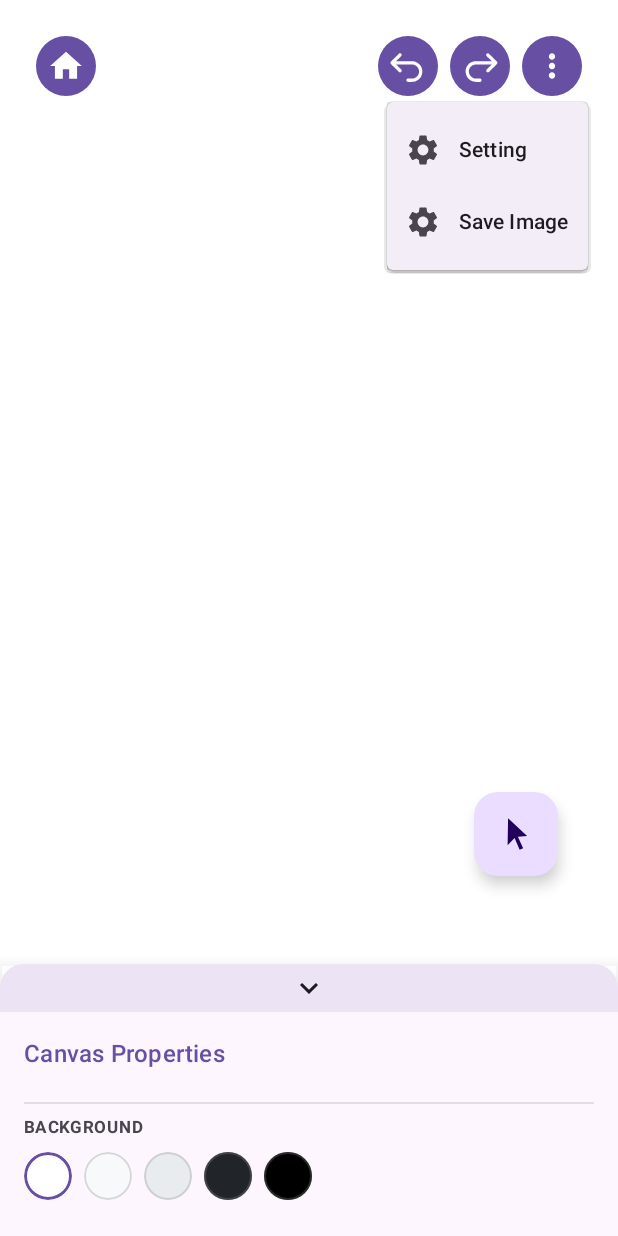
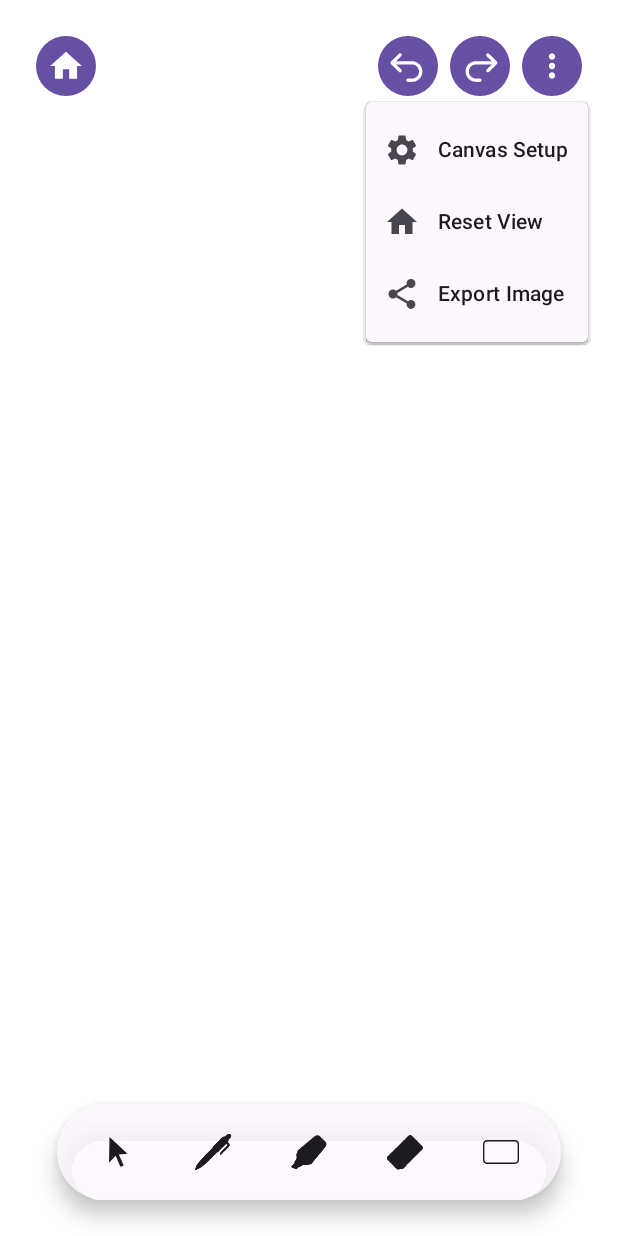
Before and after one commit to Alyasa62/drawing-thoughts-KMP, an Android app built with Jetpack Compose: the screen it shows after launch (MainActivity), after a tap on "More options", on a phone screen of 412 x 824 dp. Run offline under Robolectric (Android 15) with nearby library versions, the phone set to English and light mode, and no system bars; our stand-ins replace Compose Multiplatform resources, Room's generated code; 5 statements that could not run were skipped.

Commit message:
feat: implement whiteboard screen with drawing, viewport controls, and UI components.

```diff
--- a/composeApp/src/commonMain/kotlin/org/example/project/domain/model/DrawingTool.kt
+++ b/composeApp/src/commonMain/kotlin/org/example/project/domain/model/DrawingTool.kt
@@ -37,5 +37,13 @@ enum class DrawingTool(
     RECTANGLE_FILLED(Res.drawable.ic_rectangle_filled),
     TRIANGLE_OUTLINED(Res.drawable.ic_triangle_outline),
     TRIANGLE_FILLED(Res.drawable.ic_triangle_filled),
-    HAND(Res.drawable.ic_selector_cursor)
+    HAND(Res.drawable.ic_selector_cursor);
+
+    fun isShape(): Boolean {
+        return this == LINE_PLANE || this == LINE_DOTTED ||
+               this == ARROW_ONE_SIDED || this == ARROW_TWO_SIDED ||
+               this == CIRCLE_OUTLINED || this == CIRCLE_FILLED ||
+               this == RECTANGLE_OUTLINED || this == RECTANGLE_FILLED ||
+               this == TRIANGLE_OUTLINED || this == TRIANGLE_FILLED
+    }
 }
--- a/composeApp/src/commonMain/kotlin/org/example/project/presentation/whiteboard/WhiteBoardScreen.kt
+++ b/composeApp/src/commonMain/kotlin/org/example/project/presentation/whiteboard/WhiteBoardScreen.kt
@@ -11,11 +11,21 @@ import androidx.compose.foundation.layout.Column
 import androidx.compose.foundation.layout.Row
 import androidx.compose.foundation.layout.fillMaxSize
 import androidx.compose.foundation.layout.padding
+import androidx.compose.foundation.layout.fillMaxSize
+import androidx.compose.foundation.layout.height
+import androidx.compose.foundation.layout.padding
 import androidx.compose.foundation.layout.size
+import androidx.compose.foundation.layout.width
+import androidx.compose.foundation.layout.Arrangement
+import androidx.compose.foundation.layout.fillMaxWidth
+import androidx.compose.ui.zIndex
+import androidx.compose.foundation.shape.CircleShape
 import androidx.compose.foundation.shape.CircleShape
 import androidx.compose.material3.AlertDialog
 import androidx.compose.material3.Button
+import androidx.compose.material3.MaterialTheme
 import androidx.compose.material3.Slider
+import androidx.compose.material3.Surface
 import androidx.compose.material3.Text
 import androidx.compose.runtime.Composable
 import androidx.compose.runtime.getValue
@@ -43,6 +53,7 @@ import kotlin.math.min
 import kotlin.math.max
 import androidx.compose.runtime.rememberCoroutineScope
 import kotlinx.coroutines.launch
+import kotlinx.coroutines.delay
 import androidx.compose.ui.graphics.rememberGraphicsLayer
 import androidx.compose.ui.draw.drawWithContent
 import androidx.compose.ui.graphics.layer.drawLayer
@@ -55,6 +66,10 @@ fun WhiteBoardScreen(
     onEvent: (WhiteBoardEvent) -> Unit,
     imageSaver: org.example.project.utils.PlatformImageSaver
 ) {
+    var showCanvasSetup by remember { mutableStateOf(false) }
+    var showColorPicker by remember { mutableStateOf(false) }
+    var showStrokeSlider by remember { mutableStateOf(false) }
+
     val viewportZoom = state.zoom
     val viewportPan = state.pan
 
@@ -167,8 +182,11 @@ fun WhiteBoardScreen(
                 onHomeIconClick = { },
                 onUndoIconClick = { onEvent(WhiteBoardEvent.OnUndo) },
                 onRedoIconClick = { onEvent(WhiteBoardEvent.OnRedo) },
-                onSettingsClick = { },
-                onSaveClick = {
+                onCanvasSetupClick = { showCanvasSetup = true },
+                onResetViewClick = {
+                     onEvent(WhiteBoardEvent.OnViewportChange(1f, androidx.compose.ui.geometry.Offset.Zero))
+                },
+                onExportClick = {
                     coroutineScope.launch {
                         val bitmap = graphicsLayer.toImageBitmap()
                         val result = imageSaver.saveImage(bitmap)
@@ -177,40 +195,131 @@ fun WhiteBoardScreen(
                 }
             )
 
-            // UNIFIED INSPECTOR (Responsive)
-            // It overlays everything at the appropriate position
-             org.example.project.presentation.whiteboard.component.inspector.ResponsiveInspector(
+            // --- DIALOGS & OVERLAYS ---
+            if (showCanvasSetup) {
+                 // Simple Dialog for Canvas Settings
+                 androidx.compose.material3.AlertDialog(
+                     onDismissRequest = { showCanvasSetup = false },
+                     title = { Text("Canvas Setup") },
+                     text = {
+                         Column {
+                             Text("Background Color", style = MaterialTheme.typography.labelMedium)
+                             org.example.project.presentation.whiteboard.component.inspector.ColorPaletteRow(
+                                selectedColor = state.canvasBackgroundColor,
+                                onColorSelected = { onEvent(WhiteBoardEvent.OnBackgroundChange(it)) },
+                                colors = listOf(Color.White, Color(0xFFF8F9FA), Color(0xFFE9ECEF), Color(0xFF212529), Color.Black)
+                            )
+                         }
+                     },
+                     confirmButton = {
+                         androidx.compose.material3.TextButton(onClick = { showCanvasSetup = false }) { Text("Done") }
+                     }
+                 )
+            }
+
+            if (showColorPicker) {
+                 // Simple Dialog for Pen Color
+                 androidx.compose.material3.AlertDialog(
+                     onDismissRequest = { showColorPicker = false },
+                     title = { Text("Pen Color") },
+                     text = {
+                         org.example.project.presentation.whiteboard.component.inspector.ColorPaletteRow(
+                                selectedColor = state.currentColor,
+                                onColorSelected = { onEvent(WhiteBoardEvent.OnColorChange(it)) },
+                                colors = listOf(Color.Black, Color.Red, Color.Blue, Color.Green, Color(0xFFFFC107), Color.Magenta, Color.White)
+                            )
+                     },
+                     confirmButton = {
+                         androidx.compose.material3.TextButton(onClick = { showColorPicker = false }) { Text("Done") }
+                     }
+                 )
+            }
+
+            // --- HUD ---
+            // --- HUD ---
+            org.example.project.presentation.whiteboard.component.DynamicHUD(
                 state = state,
-                onEvent = onEvent,
-                modifier = Modifier.fillMaxSize()
-                // Passed fillMaxSize so BoxWithConstraints sees full screen size
-                // and aligns itself internally (Bottom or Right)
+                onColorClick = { showColorPicker = true },
+                onStrokeWidthClick = { showStrokeSlider = true },
+                onShapeSelected = { onEvent(WhiteBoardEvent.OnDrawingToolSelected(it)) },
+                onDeleteClick = { /* Implement Delete Event */ },
+                modifier = Modifier
+                    .align(Alignment.BottomCenter)
+                    .padding(bottom = 90.dp) // Float above Dock
             )
 
-            DrawingToolFAB(
+            // --- POPUPS (Slider) ---
+            if (showStrokeSlider) {
+                 Box(
+                     modifier = Modifier
+                        .fillMaxSize()
+                        .background(Color.Black.copy(alpha = 0.2f))
+                        .clickable { showStrokeSlider = false } // Dismiss on scrim click
+                        .zIndex(10f), // On top of everything
+                     contentAlignment = Alignment.BottomCenter
+                 ) {
+                     // The Actual Slider Card
+                     Surface(
+                         modifier = Modifier
+                            .padding(bottom = 150.dp) // Above HUD
+                            .clickable(enabled = false) {}, // Prevent dismiss click
+                         shape = CircleShape,
+                         color = MaterialTheme.colorScheme.surface,
+                         shadowElevation = 8.dp
+                     ) {
+                         Column(
+                            modifier = Modifier
+                                .width(60.dp)
+                                .height(200.dp)
+                                .padding(vertical = 16.dp),
+                            horizontalAlignment = Alignment.CenterHorizontally,
+                            verticalArrangement = Arrangement.SpaceBetween
+                         ) {
+                             Text("${state.currentStrokeWidth.toInt()}", style = MaterialTheme.typography.labelSmall)
+
+                             // Vertical Slider Hack: Rotate a horizontal slider?
+                             // Or use a vertical drag gesture box?
+                             // Compose Material3 has Slider, but only horizontal by default.
+                             // Rotate 270 deg.
+
+                             Box(modifier = Modifier.weight(1f).fillMaxWidth(), contentAlignment = Alignment.Center) {
+                                 // Rotated Slider
+                                 Slider(
+                                     value = state.currentStrokeWidth,
+                                     onValueChange = { onEvent(WhiteBoardEvent.OnStrokeWidthChange(it)) },
+                                     valueRange = 1f..50f,
+                                     modifier = Modifier
+                                        .graphicsLayer(rotationZ = 270f)
+                                        .width(150.dp) // Effective height
+                                 )
+                             }
+
+                             Box(
+                                 modifier = Modifier
+                                    .size(state.currentStrokeWidth.dp.coerceAtMost(30.dp))
+                                    .clip(CircleShape)
+                                    .background(state.currentColor)
+                             )
+                         }
+                     }
+                 }
+            }
+
+            org.example.project.presentation.whiteboard.component.CompactDock(
+                selectedTool = state.selectedTool,
+                onToolSelect = { onEvent(WhiteBoardEvent.OnDrawingToolSelected(it)) },
+                onStrokeWidthChange = { delta ->
+                     val newWidth = (state.currentStrokeWidth + delta).coerceIn(1f, 50f)
+                     onEvent(WhiteBoardEvent.OnStrokeWidthChange(newWidth))
+                },
                 modifier = Modifier
-                    .align(Alignment.BottomEnd)
-                    .padding(bottom = 120.dp, end = 20.dp), // Adjust for Inspector height
-                isVisible = !state.isDrawingToolCardVisible,
-                selectedTool = state.selectedTool,
-                onClick = { onEvent(WhiteBoardEvent.OnFABClick) }
+                    .align(Alignment.BottomCenter)
+                    .padding(bottom = 24.dp)
             )
 
-            DrawingToolCard(
-                modifier = Modifier
-                    .align(Alignment.BottomCenter)
-                    .padding(bottom = 180.dp), // Push up above Inspector (approx)
-                selectedTool = state.selectedTool,
-                onToolSelected = { tool ->
-                   if (state.selectedTool == tool) {
-                        onEvent(WhiteBoardEvent.OnDrawingToolSelected(DrawingTool.HAND))
-                    } else {
-                        onEvent(WhiteBoardEvent.OnDrawingToolSelected(tool))
-                    }
-                },
-                onClosedIconClick = { onEvent(WhiteBoardEvent.OnCloseDrawingToolsCard) },
-                isVisible = state.isDrawingToolCardVisible
-            )
+            // FAB (If we still want it? Maybe removal if Dock covers functionality?
+            // Dock has tools. FAB was for "Open Tools". We don't need FAB anymore.)
+            // Removed DrawingToolFAB.
         }
     }
 }
@@ -253,14 +362,9 @@ private fun DrawingCanvas(
                     scaleY = zoom
                     translationX = pan.x
                     translationY = pan.y
+                    // CRITICAL: Force offscreen buffer for BlendMode.Clear to work
+                    alpha = 0.99f
                 }
-                // --- POINTER INPUTS (Receive Pan/Zoom from Parent or Self?) ---
-                // NOTE: pointerInput is attached BEFORE graphicsLayer visually, but logically the modifier order matters.
-                // If pointerInput is before graphicsLayer, it receives untransformed events?
-                // Wait, touch detection area is affected by layout, not graphicsLayer.
-                // So touch area is still FullScreen.
-                // Our 'toWorld' logic handles the math.
-
                 // 1. TRANSFORM LISTENER
                 .pointerInput(zoom, pan) {
                     detectTransformGestures { _, gesturePan, gestureZoom, _ ->
@@ -269,7 +373,6 @@ private fun DrawingCanvas(
                         onEvent(WhiteBoardEvent.OnViewportChange(newZoom, newPan))
                     }
                 }
-                // ... (Other Pointer Inputs) ...
                 // 2. DRAW LISTENER
                 .pointerInput(state.selectedTool, isSelector, zoom, pan) {
                     if (state.selectedTool != DrawingTool.HAND && !isSelector) {
@@ -333,12 +436,8 @@ private fun DrawingCanvas(
             val allShapes = state.shapes + listOfNotNull(state.currentShape)
             // NO withTransform here! Drawn at World (0,0)
 
-                allShapes.forEach { shape ->
-                    val isSelected = shape.id == state.selectedShapeId
-             // ... rest of loop ...
-
-             // ... rest of loop (drawing logic is unchanged, just wrapped)
-
+            allShapes.forEach { shape ->
+                val isSelected = shape.id == state.selectedShapeId
 
                 // --- PHYSICS & ATTRIBUTES CALCULATION ---
                 var actualColor = shape.color
@@ -356,8 +455,9 @@ private fun DrawingCanvas(
                     }
 
                     DrawingTool.ERASER -> {
-                        actualColor = state.canvasBackgroundColor // "Fake" erase
+                        actualColor = Color.Transparent
                         actualStrokeWidth = shape.strokeWidth * 1.5f
+                        actualBlendMode = androidx.compose.ui.graphics.BlendMode.Clear
                     }
 
                     DrawingTool.LINE_DOTTED -> {
--- /dev/null
+++ b/composeApp/src/commonMain/kotlin/org/example/project/presentation/whiteboard/component/CompactDock.kt
@@ -0,0 +1,127 @@
+package org.example.project.presentation.whiteboard.component
+
+import androidx.compose.foundation.background
+import androidx.compose.foundation.clickable
+import androidx.compose.foundation.gestures.detectVerticalDragGestures
+import androidx.compose.foundation.layout.Arrangement
+import androidx.compose.foundation.layout.Box
+import androidx.compose.foundation.layout.Row
+import androidx.compose.foundation.layout.padding
+import androidx.compose.foundation.layout.size
+import androidx.compose.foundation.shape.CircleShape
+import androidx.compose.foundation.shape.RoundedCornerShape
+import androidx.compose.material3.Icon
+import androidx.compose.material3.MaterialTheme
+import androidx.compose.material3.Surface
+import androidx.compose.runtime.Composable
+import androidx.compose.runtime.getValue
+import androidx.compose.runtime.mutableStateOf
+import androidx.compose.runtime.remember
+import androidx.compose.runtime.setValue
+import androidx.compose.ui.Alignment
+import androidx.compose.ui.Modifier
+import androidx.compose.ui.draw.clip
+import androidx.compose.ui.graphics.Color
+import androidx.compose.ui.unit.dp
+import androidx.compose.ui.input.pointer.pointerInput
+import org.example.project.domain.model.DrawingTool
+import org.jetbrains.compose.resources.painterResource
+
+@Composable
+fun CompactDock(
+    modifier: Modifier = Modifier,
+    selectedTool: DrawingTool,
+    onToolSelect: (DrawingTool) -> Unit,
+    onStrokeWidthChange: (Float) -> Unit, // Delta change
+) {
+    Surface(
+        modifier = modifier,
+        shape = RoundedCornerShape(50), // Fully rounded capsule
+        color = MaterialTheme.colorScheme.surface.copy(alpha = 0.8f), // Glassmorphism base
+        tonalElevation = 8.dp,
+        shadowElevation = 8.dp
+    ) {
+        Row(
+            modifier = Modifier.padding(horizontal = 16.dp, vertical = 8.dp),
+            horizontalArrangement = Arrangement.spacedBy(16.dp),
+            verticalAlignment = Alignment.CenterVertically
+        ) {
+            // 1. SELECTOR
+            DockIcon(
+                tool = DrawingTool.SELECTOR,
+                isSelected = selectedTool == DrawingTool.SELECTOR,
+                onClick = { onToolSelect(DrawingTool.SELECTOR) }
+            )
+
+            // 2. PEN (With Power Gesture)
+            Box(
+                contentAlignment = Alignment.Center
+            ) {
+                 DockIcon(
+                    tool = DrawingTool.PEN,
+                    isSelected = selectedTool == DrawingTool.PEN,
+                    onClick = { onToolSelect(DrawingTool.PEN) },
+                    modifier = Modifier.pointerInput(Unit) {
+                        detectVerticalDragGestures { change, dragAmount ->
+                            change.consume()
+                            // Drag Up (Negative Y) = Increase Width
+                            // Drag Down (Positive Y) = Decrease Width
+                            // Sensitivity: 0.5f per pixel?
+                            val delta = -dragAmount / 5f
+                            onStrokeWidthChange(delta)
+                        }
+                    }
+                )
+            }
+
+            // 3. HIGHLIGHTER
+             DockIcon(
+                tool = DrawingTool.HIGHLIGHTER,
+                isSelected = selectedTool == DrawingTool.HIGHLIGHTER,
+                onClick = { onToolSelect(DrawingTool.HIGHLIGHTER) }
+            )
+
+             // 4. ERASER
+             DockIcon(
+                tool = DrawingTool.ERASER,
+                isSelected = selectedTool == DrawingTool.ERASER,
+                onClick = { onToolSelect(DrawingTool.ERASER) }
+            )
+
+            // 5. SHAPES (Generic placeholder for now, or just Rectangle)
+            // 5. SHAPES
+             DockIcon(
+                tool = DrawingTool.RECTANGLE_OUTLINED,
+                isSelected = selectedTool.isShape(),
+                onClick = { onToolSelect(DrawingTool.RECTANGLE_OUTLINED) }
+            )
+        }
+    }
+}
+
+@Composable
+private fun DockIcon(
+    tool: DrawingTool,
+    isSelected: Boolean,
+    onClick: () -> Unit,
+    modifier: Modifier = Modifier
+) {
+    val backgroundColor = if (isSelected) MaterialTheme.colorScheme.primary else Color.Transparent
+    val iconColor = if (isSelected) MaterialTheme.colorScheme.onPrimary else MaterialTheme.colorScheme.onSurface
+
+    Box(
+        modifier = modifier
+            .size(48.dp)
+            .clip(CircleShape)
+            .background(backgroundColor)
+            .clickable(onClick = onClick),
+        contentAlignment = Alignment.Center
+    ) {
+        Icon(
+            painter = painterResource(tool.res),
+            contentDescription = tool.name,
+            tint = iconColor,
+            modifier = Modifier.size(24.dp)
+        )
+    }
+}
--- a/composeApp/src/commonMain/kotlin/org/example/project/presentation/whiteboard/component/TopBar.kt
+++ b/composeApp/src/commonMain/kotlin/org/example/project/presentation/whiteboard/component/TopBar.kt
@@ -1,5 +1,6 @@
 package org.example.project.presentation.whiteboard.component
 
+import androidx.compose.foundation.background
 import androidx.compose.foundation.layout.Box
 import androidx.compose.foundation.layout.Row
 import androidx.compose.foundation.layout.Spacer
@@ -27,6 +28,7 @@ import androidx.compose.material.icons.filled.MoreVert
 import androidx.compose.material.icons.filled.Settings
 import androidx.compose.material.icons.filled.Edit
 import androidx.compose.material.icons.filled.PlayArrow
+import androidx.compose.material.icons.filled.Share
 
 @Composable
 fun TopBar(
@@ -34,8 +36,9 @@ fun TopBar(
     onHomeIconClick: () -> Unit,
     onUndoIconClick: () -> Unit,
     onRedoIconClick: () -> Unit,
-    onSettingsClick: () -> Unit,
-    onSaveClick: () -> Unit
+    onCanvasSetupClick: () -> Unit,
+    onResetViewClick: () -> Unit,
+    onExportClick: () -> Unit
 ) {
     var isMoreOptionMenuOpened by rememberSaveable {
         mutableStateOf(false)
@@ -79,8 +82,9 @@ fun TopBar(
             MoreOptionsMenu(
                 isExpended = isMoreOptionMenuOpened,
                 onMenuDismiss = { isMoreOptionMenuOpened = false },
-                onSettingsClick = { onSettingsClick() },
-                onSaveClick = { onSaveClick() }
+                onCanvasSetupClick = onCanvasSetupClick,
+                onResetViewClick = onResetViewClick,
+                onExportClick = onExportClick
             )
         }
     }
@@ -91,32 +95,43 @@ private fun MoreOptionsMenu (
     modifier: Modifier = Modifier,
     isExpended: Boolean,
     onMenuDismiss: () -> Unit,
-    onSettingsClick: () -> Unit,
-    onSaveClick: () -> Unit
+    onCanvasSetupClick: () -> Unit,
+    onResetViewClick: () -> Unit,
+    onExportClick: () -> Unit
 ) {
     DropdownMenu(
         expanded = isExpended,
         onDismissRequest = { onMenuDismiss() },
-        modifier = modifier
+        modifier = modifier.background(androidx.compose.material3.MaterialTheme.colorScheme.surface)
     ) {
         DropdownMenuItem(
-            text = { Text(text = "Setting") },
-            onClick = { onSettingsClick()
+            text = { Text("Canvas Setup") },
+            onClick = {
+                onCanvasSetupClick()
                 onMenuDismiss()
             },
             leadingIcon = {
-                Icon(imageVector= Icons.Default.Settings, contentDescription = "Settings")
-
+                Icon(Icons.Filled.Settings, contentDescription = "Canvas Setup")
             }
         )
         DropdownMenuItem(
-            text = { Text(text = "Save Image") },
+            text = { Text("Reset View") },
             onClick = {
-                onSaveClick()
+                onResetViewClick()
                 onMenuDismiss()
             },
             leadingIcon = {
-                Icon(imageVector= Icons.Default.Settings, contentDescription = "Save Image")
+                Icon(Icons.Filled.Home, contentDescription = "Reset View")
+            }
+        )
+        DropdownMenuItem(
+            text = { Text("Export Image") },
+            onClick = {
+                onExportClick()
+                onMenuDismiss()
+            },
+            leadingIcon = {
+                Icon(Icons.Default.Share, contentDescription = "Export")
             }
         )
     }
```
Also changed, not shown: composeApp/src/commonMain/kotlin/org/example/project/presentation/whiteboard/component/DynamicHUD.kt (added, +138 -0 lines).
